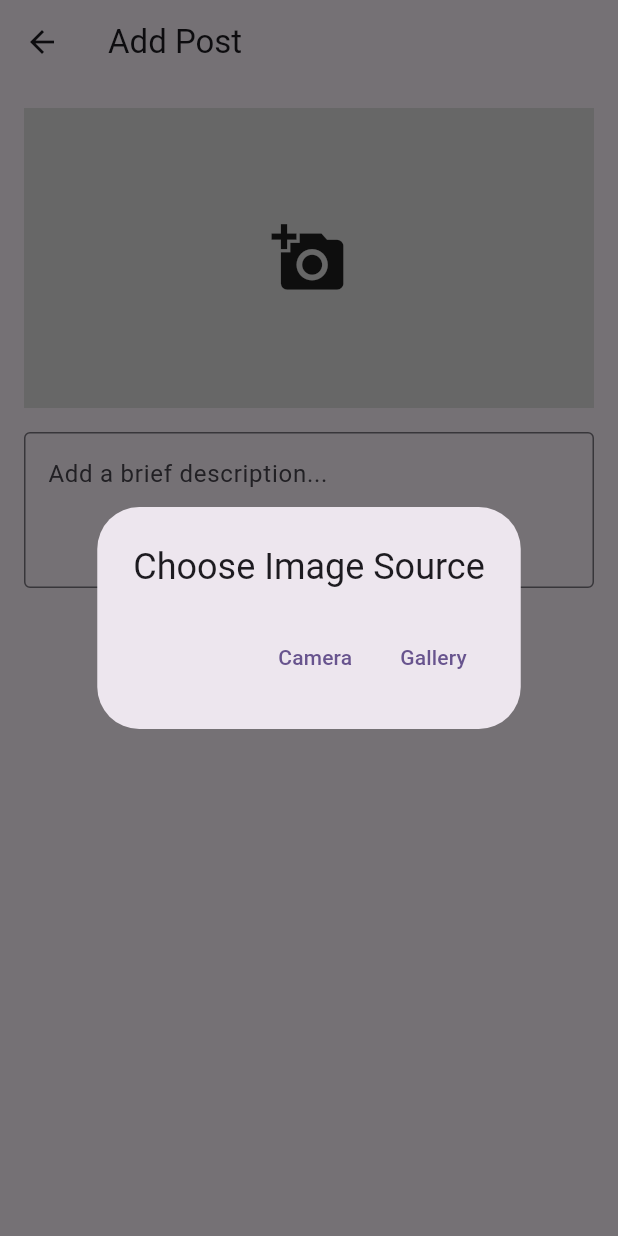
After one commit to Mobile-Programming-MDP/project-latihan-pab2-michaelaero21, a Flutter app: the AddPostScreen screen opened directly, after a tap on the "add a photo" icon, on a phone screen of 412 x 824 dp. The commit adds this screen. Run offline on Flutter 3.47's test engine with Material 3 defaults, Android fonts, the phone set to English and light mode, and no system bars; our stand-ins replace cloud_firestore, firebase_auth, firebase_core, firebase_database, flutter_image_compress, geolocator and 2 more; accounts and stored records are empty.

Commit message:
ADD : Post Screen

```diff
--- /dev/null
+++ b/fasum/lib/screens/add_post_screen.dart
@@ -0,0 +1,190 @@
+import 'dart:convert';
+import 'dart:io';
+import 'package:flutter/material.dart';
+import 'package:image_picker/image_picker.dart';
+import 'package:cloud_firestore/cloud_firestore.dart';
+import 'package:geolocator/geolocator.dart';
+import 'package:flutter_image_compress/flutter_image_compress.dart';
+import 'package:firebase_auth/firebase_auth.dart';
+
+class AddPostScreen extends StatefulWidget {
+  const AddPostScreen({super.key});
+  @override
+  State<AddPostScreen> createState() => _AddPostScreenState();
+}
+
+class _AddPostScreenState extends State<AddPostScreen> {
+  File? _image;
+  String? _base64Image;
+  final TextEditingController _descriptionController = TextEditingController();
+  final ImagePicker _picker = ImagePicker();
+  bool _isUploading = false;
+  double? _latitude;
+  double? _longitude;
+  Future<void> _pickImage(ImageSource source) async {
+    final pickedFile = await _picker.pickImage(source: source);
+    if (pickedFile != null) {
+      setState(() {
+        _image = File(pickedFile.path);
+      });
+      await _compressAndEncodeImage();
+    }
+  }
+
+  Future<void> _compressAndEncodeImage() async {
+    if (_image == null) return;
+    final compressedImage = await FlutterImageCompress.compressWithFile(
+      _image!.path,
+      quality: 50,
+    );
+    if (compressedImage == null) return;
+    setState(() {
+      _base64Image = base64Encode(compressedImage);
+    });
+  }
+
+  Future<void> _getLocation() async {
+    bool serviceEnabled;
+    LocationPermission permission;
+    serviceEnabled = await Geolocator.isLocationServiceEnabled();
+    if (!serviceEnabled) {
+      throw Exception('Location services are disabled.');
+    }
+    permission = await Geolocator.checkPermission();
+    if (permission == LocationPermission.denied) {
+      permission = await Geolocator.requestPermission();
+      if (permission == LocationPermission.deniedForever ||
+          permission == LocationPermission.denied) {
+        throw Exception('Location permissions are denied.');
+      }
+    }
+    try {
+      final position = await Geolocator.getCurrentPosition(
+        locationSettings: LocationSettings(accuracy: LocationAccuracy.high),
+      ).timeout(const Duration(seconds: 10));
+      setState(() {
+        _latitude = position.latitude;
+        _longitude = position.longitude;
+      });
+    } catch (e) {
+      debugPrint('Failed to retrieve location: $e');
+      setState(() {
+        _latitude = null;
+        _longitude = null;
+      });
+    }
+  }
+
+  Future<void> _submitPost() async {
+    if (_base64Image == null || _descriptionController.text.isEmpty) return;
+    setState(() => _isUploading = true);
+    final now = DateTime.now().toIso8601String();
+    final uid = FirebaseAuth.instance.currentUser?.uid;
+    if (uid == null) {
+      setState(() => _isUploading = false);
+      ScaffoldMessenger.of(context).showSnackBar(
+        SnackBar(content: Text('User not found.')),
+      );
+      return;
+    }
+    try {
+      await _getLocation();
+      // Ambil nama lengkap dari koleksi users
+      final userDoc =
+          await FirebaseFirestore.instance.collection('users').doc(uid).get();
+      final fullName = userDoc.data()?['fullName'] ?? 'Anonymous';
+      await FirebaseFirestore.instance.collection('posts').add({
+        'image': _base64Image,
+        'description': _descriptionController.text,
+        'createdAt': now,
+        'latitude': _latitude,
+        'longitude': _longitude,
+        'fullName': fullName,
+        'userId': uid, // optional: jika ingin simpan UID juga
+      });
+      if (!mounted) return;
+      Navigator.pop(context);
+    } catch (e) {
+      debugPrint('Upload failed: $e');
+      if (!mounted) return;
+      setState(() => _isUploading = false);
+      ScaffoldMessenger.of(context).showSnackBar(
+        SnackBar(content: Text('Failed to upload the post.')),
+      );
+    }
+  }
+
+  void _showImageSourceDialog() {
+    showDialog(
+      context: context,
+      builder: (context) => AlertDialog(
+        title: Text("Choose Image Source"),
+        actions: [
+          TextButton(
+            onPressed: () {
+              Navigator.pop(context);
+              _pickImage(ImageSource.camera);
+            },
+            child: Text("Camera"),
+          ),
+          TextButton(
+            onPressed: () {
+              Navigator.pop(context);
+              _pickImage(ImageSource.gallery);
+            },
+            child: Text("Gallery"),
+          ),
+        ],
+      ),
+    );
+  }
+
+  @override
+  Widget build(BuildContext context) {
+    return Scaffold(
+      appBar: AppBar(title: Text('Add Post')),
+      body: SingleChildScrollView(
+        padding: EdgeInsets.all(16),
+        child: Column(
+          children: [
+            _image != null
+                ? Image.file(
+                    _image!,
+                    height: 200,
+                    width: double.infinity,
+                    fit: BoxFit.cover,
+                  )
+                : GestureDetector(
+                    onTap: _showImageSourceDialog,
+                    child: Container(
+                      height: 200,
+                      color: Colors.grey[300],
+                      child: Center(
+                        child: Icon(Icons.add_a_photo, size: 50),
+                      ),
+                    ),
+                  ),
+            SizedBox(height: 16),
+            TextField(
+              controller: _descriptionController,
+              textCapitalization: TextCapitalization.sentences,
+              maxLines: 3,
+              decoration: InputDecoration(
+                hintText: 'Add a brief description...',
+                border: OutlineInputBorder(),
+              ),
+            ),
+            SizedBox(height: 16),
+            _isUploading
+                ? CircularProgressIndicator()
+                : ElevatedButton.icon(
+                    onPressed: _submitPost,
+                    icon: Icon(Icons.upload),
+                    label: Text('Post'),
+                  ),
+          ],
+        ),
+     ),
+    );
+  }
+}
--- a/fasum/pubspec.yaml
+++ b/fasum/pubspec.yaml
@@ -15,6 +15,8 @@ dependencies:
   path: ^1.9.1
   image_picker: ^1.1.2
   intl: ^0.20.2
+  geolocator: ^14.0.0
+  flutter_image_compress: ^2.4.0
 
 dev_dependencies:
   flutter_test:
```
Also changed, not shown: fasum/lib/screens/home_screen.dart (+24 -19 lines), fasum/pubspec.lock, 4 other files.
